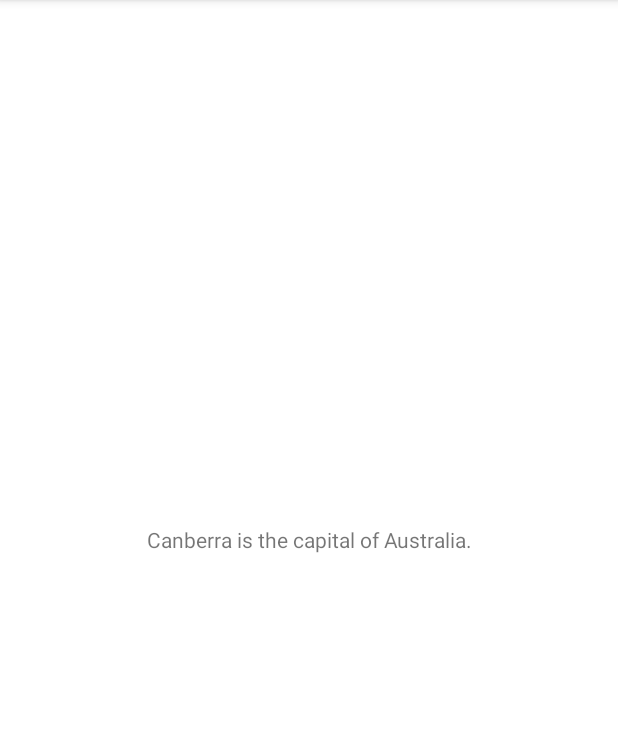
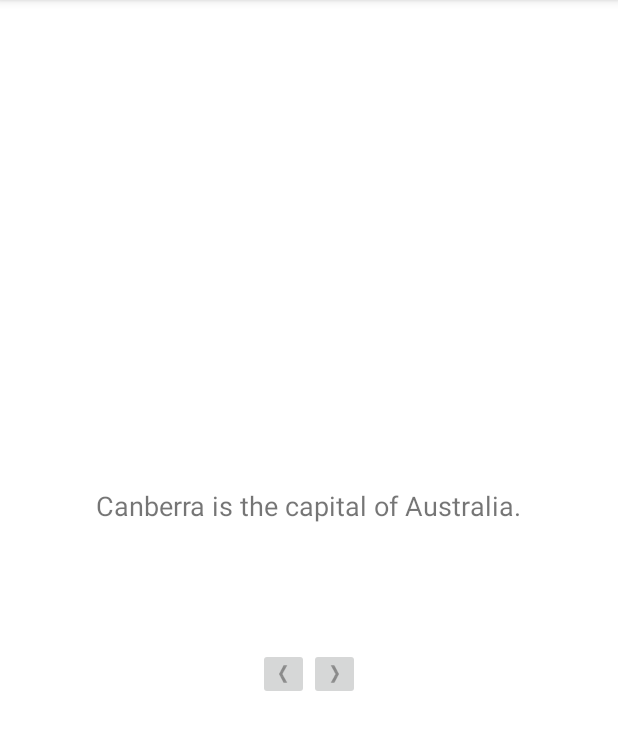
Before and after one commit to TomasCartman/GeoQuiz, an Android app: the screen it shows after launch (MainActivity), on a phone screen of 412 x 824 dp, the part 84-834 px from its top. Run offline under Robolectric (Android 15) with nearby library versions, the phone set to English and light mode, and no system bars.

Commit message:
Chapter 02 + challenges GeoQuiz

```diff
--- a/app/src/main/java/com/dashboarder/geoquiz/MainActivity.kt
+++ b/app/src/main/java/com/dashboarder/geoquiz/MainActivity.kt
@@ -5,11 +5,27 @@ import android.os.Bundle
 import android.view.Gravity
 import android.view.View
 import android.widget.Button
+import android.widget.ImageButton
+import android.widget.TextView
 import android.widget.Toast
 
 class MainActivity : AppCompatActivity() {
     private lateinit var trueButton : Button
     private lateinit var falseButton : Button
+    private lateinit var nextImageButton : ImageButton
+    private lateinit var previousImageButton : ImageButton
+    private lateinit var questionTextView : TextView
+
+    private val questionBank = listOf(
+        Question(R.string.question_australia, true),
+        Question(R.string.question_oceans, true),
+        Question(R.string.question_mideast, false),
+        Question(R.string.question_africa, false),
+        Question(R.string.question_americas, true),
+        Question(R.string.question_asia, true)
+    )
+
+    private var currentIndex = 0
 
     override fun onCreate(savedInstanceState: Bundle?) {
         super.onCreate(savedInstanceState)
@@ -17,20 +33,55 @@ class MainActivity : AppCompatActivity() {
 
         trueButton = findViewById(R.id.true_button)
         falseButton = findViewById(R.id.false_button)
+        nextImageButton = findViewById(R.id.next_imageButton)
+        previousImageButton = findViewById(R.id.previous_imageButton)
+        questionTextView = findViewById(R.id.question_text_view)
 
         trueButton.setOnClickListener {
                 view: View ->
-                    val toast = Toast.makeText(this, R.string.correct_toast, Toast.LENGTH_LONG)
-                        toast.setGravity(Gravity.TOP, 0, 0)
-                        toast.show()
-
+                    checkAnswer(true)
         }
 
         falseButton.setOnClickListener {
                 view: View ->
-                    val toast = Toast.makeText(this, R.string.incorrect_toast, Toast.LENGTH_LONG)
-                    toast.setGravity(Gravity.TOP, 0, 0)
-                    toast.show()
+                    checkAnswer(false)
         }
+
+        nextImageButton.setOnClickListener {
+            currentIndex = (currentIndex + 1) % questionBank.size
+            updateQuestion()
+        }
+
+        previousImageButton.setOnClickListener {
+            if(currentIndex > 0) {
+                currentIndex = (currentIndex - 1) % questionBank.size
+                updateQuestion()
+            }
+        }
+
+        questionTextView.setOnClickListener {
+            currentIndex = (currentIndex + 1) % questionBank.size
+            updateQuestion()
+        }
+
+        updateQuestion()
+    }
+
+    private fun updateQuestion() {
+        val questionTextResId = questionBank[currentIndex].textResId
+        questionTextView.setText(questionTextResId)
+    }
+
+    private fun checkAnswer(userAnswer: Boolean) {
+        val correctAnswer = questionBank[currentIndex].answer
+
+        val messageResId = if(userAnswer == correctAnswer) {
+            R.string.correct_toast
+        } else {
+            R.string.incorrect_toast
+        }
+
+        Toast.makeText(this, messageResId, Toast.LENGTH_SHORT)
+            .show()
     }
 }
--- /dev/null
+++ b/app/src/main/java/com/dashboarder/geoquiz/Question.kt
@@ -0,0 +1,5 @@
+package com.dashboarder.geoquiz
+
+import androidx.annotation.StringRes
+
+data class Question(@StringRes val textResId: Int, val answer: Boolean)
--- a/app/src/main/res/layout/activity_main.xml
+++ b/app/src/main/res/layout/activity_main.xml
@@ -9,12 +9,14 @@
     tools:context=".MainActivity">
 
     <TextView
-        android:id="@+id/textView"
+        android:id="@+id/question_text_view"
         android:layout_width="wrap_content"
         android:layout_height="wrap_content"
+        android:gravity="center"
         android:padding="24dp"
-        android:text="@string/question_text"
-        android:textAlignment="center" />
+        android:textAlignment="center"
+        android:textSize="18sp"
+        tools:text="@string/question_australia" />
 
     <LinearLayout
         android:layout_width="wrap_content"
@@ -26,6 +28,7 @@
             style="@style/Widget.AppCompat.Button.Borderless"
             android:layout_width="wrap_content"
             android:layout_height="wrap_content"
+            android:layout_margin="5dp"
             android:layout_weight="1"
             android:text="@string/true_button" />
 
@@ -34,7 +37,33 @@
             style="@style/Widget.AppCompat.Button.Borderless"
             android:layout_width="wrap_content"
             android:layout_height="wrap_content"
+            android:layout_margin="5dp"
             android:layout_weight="1"
             android:text="@string/false_button" />
+
     </LinearLayout>
+
+    <LinearLayout
+        android:layout_width="wrap_content"
+        android:layout_height="wrap_content"
+        android:orientation="horizontal">
+
+        <ImageButton
+            android:id="@+id/previous_imageButton"
+            android:layout_width="wrap_content"
+            android:layout_height="wrap_content"
+            android:layout_weight="1"
+            android:contentDescription="@string/previous_button"
+            app:srcCompat="@drawable/arrow_left" />
+
+        <ImageButton
+            android:id="@+id/next_imageButton"
+            android:layout_width="wrap_content"
+            android:layout_height="wrap_content"
+            android:layout_weight="1"
+            android:contentDescription="@string/next_button"
+            app:srcCompat="@drawable/arrow_right" />
+
+    </LinearLayout>
+
 </LinearLayout>
--- a/app/src/main/res/values/strings.xml
+++ b/app/src/main/res/values/strings.xml
@@ -2,7 +2,15 @@
     <string name="app_name">GeoQuiz</string>
     <string name="true_button">TRUE</string>
     <string name="false_button">FALSE</string>
-    <string name="question_text">Canberra is the capital of Australia.</string>
+    <string name="next_button">Next</string>
+    <string name="previous_button">Prev</string>
     <string name="correct_toast">Correct!</string>
     <string name="incorrect_toast">Incorrect!</string>
+
+    <string name="question_australia">Canberra is the capital of Australia.</string>
+    <string name="question_oceans">The Pacific Ocean is larger than the Atlantic Ocean.</string>
+    <string name="question_mideast">The Suez Canal connects the Red Sea and the Indian Ocean.</string>
+    <string name="question_africa">The source of the Nile River is in Egypt.</string>
+    <string name="question_americas">The Amazon River is the longest river in the Americas.</string>
+    <string name="question_asia">Lake Baikal is the world\'s oldest and deepest freshwater lake.</string>
 </resources>
```
Also changed, not shown: app/src/main/res/drawable-hdpi/arrow_left.png (added), app/src/main/res/drawable-hdpi/arrow_right.png (added), app/src/main/res/drawable-mdpi/arrow_left.png (added), app/src/main/res/drawable-mdpi/arrow_right.png (added), app/src/main/res/drawable-xhdpi/arrow_left.png (added), app/src/main/res/drawable-xhdpi/arrow_right.png (added), app/src/main/res/drawable-xxhdpi/arrow_left.png (added), app/src/main/res/drawable-xxhdpi/arrow_right.png (added), app/src/main/res/drawable-xxxhdpi/arrow_left.png (added), app/src/main/res/drawable-xxxhdpi/arrow_right.png (added), 1 other file.
